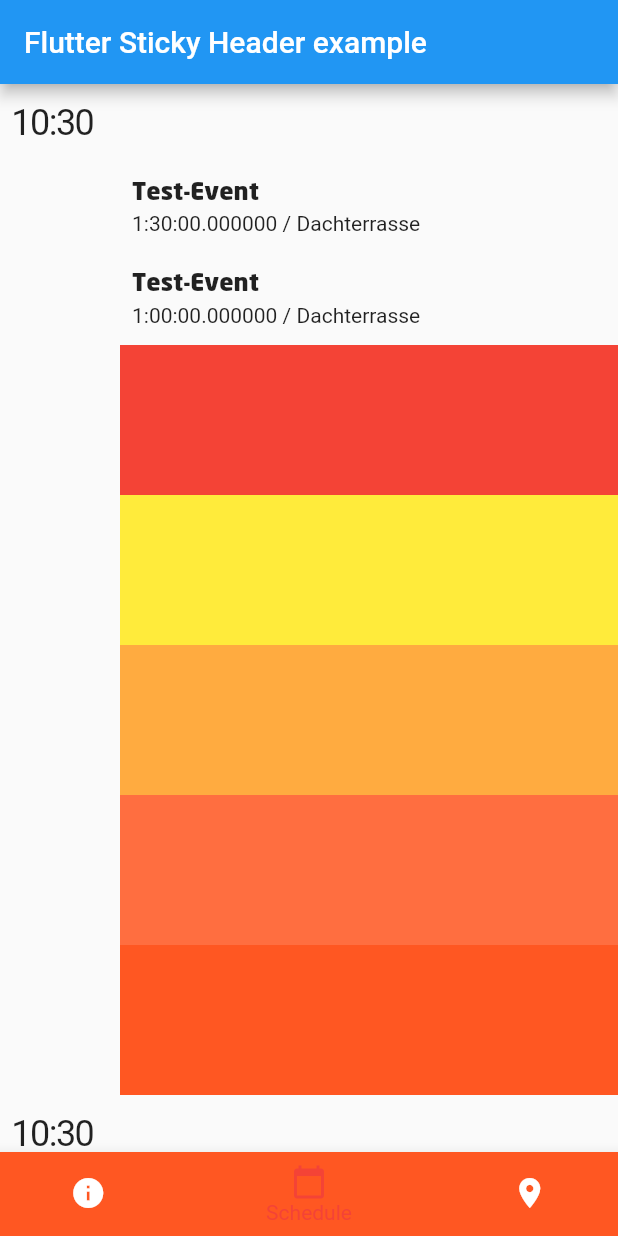
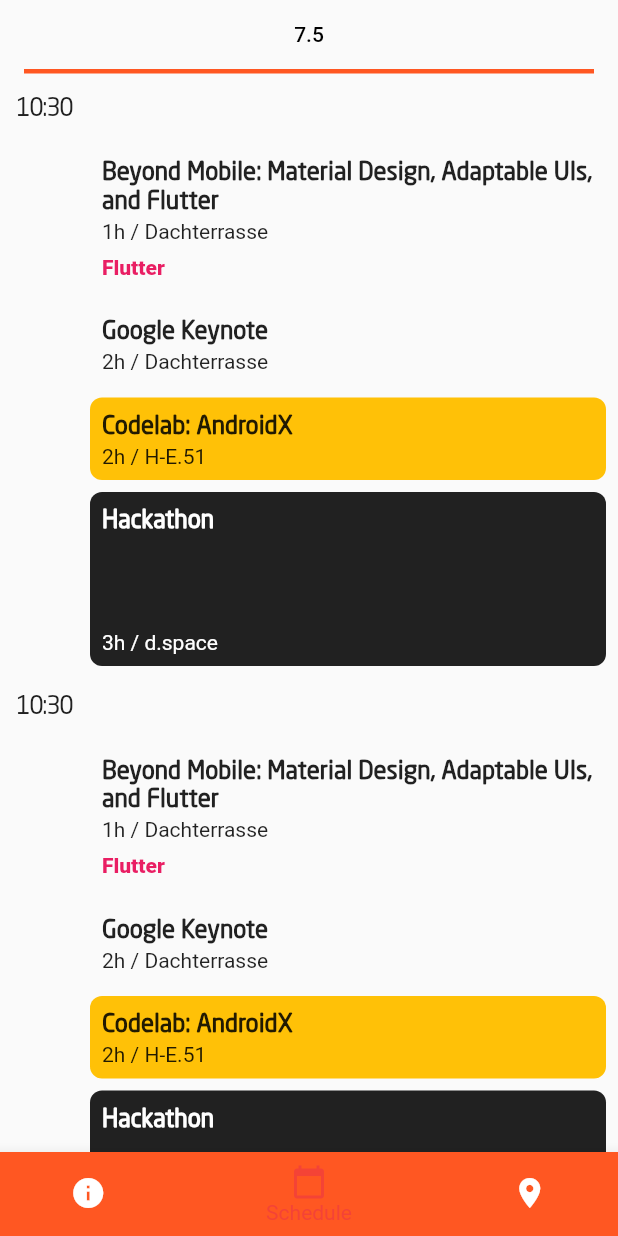
Before and after one commit to MarcelGarus/googleio, a Flutter app: the screen it shows after launch, item 2 of the bottom bar chosen, on a phone screen of 412 x 824 dp. Run offline on Flutter 3.47's test engine with Material 2 defaults, Android fonts, the phone set to English and light mode, and no system bars; our stand-ins replace flutter_sticky_header.

Commit message:
Improved schedule
Added HPI font.
Added models for codelab and hackathon, behaving differently in the schedule.

```diff
--- /dev/null
+++ b/app/lib/bloc/model.dart
@@ -0,0 +1,36 @@
+import 'model/events.dart';
+
+export 'model/events.dart';
+
+var kEvents = [
+  Session(
+    title: 'Google Keynote',
+    description: 'Learn about the latest product and platform innovations at '
+        'Google.',
+    start: DateTime(2019, DateTime.may, 7, 14, 10),
+    duration: Duration(hours: 2),
+    location: 'Dachterrasse',
+  ),
+  Codelab(
+    title: 'AndroidX',
+    start: DateTime(2019, DateTime.may, 7, 14, 10),
+    duration: Duration(hours: 2),
+    location: 'H-E.51',
+  ),
+  Session(
+    title: 'Beyond Mobile: Material Design, Adaptable UIs, and Flutter',
+    description: "The Material Components library has grown since Flutter's "
+        "launch. Learn what's new, how to use it with our iOS Design Language "
+        "library Cupertino, and how to apply it across varying screen sizes, "
+        "interaction models, and viewing distances.",
+    start: DateTime(2019, DateTime.may, 7, 14),
+    duration: Duration(hours: 1),
+    location: 'Dachterrasse',
+    tags: [SessionTag.flutter],
+  ),
+  Hackathon(
+    start: DateTime(2019, DateTime.may, 7, 16),
+    duration: Duration(hours: 3),
+    location: 'd.space',
+  ),
+];
--- a/app/lib/bloc/model/events.dart
+++ b/app/lib/bloc/model/events.dart
@@ -4,11 +4,25 @@ import 'package:flutter/foundation.dart';
 class Event {
   final DateTime start;
   final Duration duration;
+  final String location;
 
-  Event({
+  const Event({
     @required this.start,
     @required this.duration,
+    @required this.location,
   });
+
+  String get durationAndLocation {
+    String text = '';
+    if (duration.inHours > 0) {
+      text += '${duration.inHours}h ';
+    }
+    if (duration.inMinutes % 60 > 0) {
+      text += '${duration.inMinutes % 60}min ';
+    }
+    text += '/ ${this.location}';
+    return text;
+  }
 }
 
 class Session extends Event {
@@ -16,11 +30,33 @@ class Session extends Event {
   final String description;
   final List<SessionTag> tags;
 
-  Session({
+  const Session({
+    @required DateTime start,
+    @required Duration duration,
+    @required String location,
     @required this.title,
     @required this.description,
-    @required this.tags,
-  });
+    this.tags = const [],
+  }) : super(start: start, duration: duration, location: location);
 }
 
 enum SessionTag { android, ai, flutter }
+
+class Codelab extends Event {
+  final String title;
+
+  const Codelab({
+    @required DateTime start,
+    @required Duration duration,
+    @required String location,
+    @required this.title,
+  }) : super(start: start, duration: duration, location: location);
+}
+
+class Hackathon extends Event {
+  const Hackathon({
+    @required DateTime start,
+    @required Duration duration,
+    @required String location,
+  }) : super(start: start, duration: duration, location: location);
+}
--- a/app/lib/main.dart
+++ b/app/lib/main.dart
@@ -1,5 +1,6 @@
 import 'package:flutter/material.dart';
 
+import 'bloc/model.dart';
 import 'screens/info.dart';
 import 'screens/location.dart';
 import 'screens/schedule.dart';
@@ -13,7 +14,7 @@ class MyApp extends StatelessWidget {
     return MaterialApp(
       title: 'Google I/O 19 extended at HPI',
       theme: ThemeData(
-        primarySwatch: Colors.blue,
+        primarySwatch: Colors.red,
       ),
       home: MyHomePage(),
     );
@@ -65,9 +66,13 @@ class _MyHomePageState extends State<MyHomePage> {
       case 0:
         return InfoScreen();
       case 1:
-        return ScheduleScreen();
+        return ScheduleScreen(
+          events: kEvents,
+        );
       case 2:
         return LocationScreen();
+      default:
+        throw "There are only three tabs to show.";
     }
   }
 }
--- a/app/lib/screens/schedule.dart
+++ b/app/lib/screens/schedule.dart
@@ -1,56 +1,105 @@
 import 'package:flutter/material.dart';
 import 'package:flutter_sticky_header/flutter_sticky_header.dart';
 
-class ScheduleScreen extends StatelessWidget {
+import '../bloc/model.dart';
+import '../widgets/session.dart';
+import '../widgets/codelab.dart';
+import '../widgets/hackathon.dart';
+
+class ScheduleScreen extends StatefulWidget {
+  ScheduleScreen({@required this.events});
+
+  final List<Event> events;
+
+  _ScheduleScreenState createState() => _ScheduleScreenState();
+}
+
+class _ScheduleScreenState extends State<ScheduleScreen>
+    with SingleTickerProviderStateMixin {
+  List<DateTime> _days;
+  var _events = Map<DateTime, List<Event>>();
+  TabController _controller;
+
+  void initState() {
+    super.initState();
+
+    // Extract the days from all the events and put the sorted events into a
+    // map, containing the events of one day as values.
+    var days = <DateTime>{};
+    for (var event in widget.events) {
+      var moment = event.start;
+      var day = DateTime(moment.year, moment.month, moment.day);
+      days.add(day);
+      _events[day] = (_events[day] ?? [])..add(event);
+    }
+    _days = days.toList()..sort();
+    for (var entry in _events.entries) {
+      _events[entry.key] = entry.value
+        ..sort((a, b) => a.start.compareTo(b.start));
+    }
+
+    _controller = TabController(
+      initialIndex: 0,
+      length: _days.length,
+      vsync: this,
+    );
+  }
+
   Widget build(BuildContext context) {
-    return MainScreen();
+    return Scaffold(
+      appBar: TabBar(
+        controller: _controller,
+        labelPadding: EdgeInsets.only(top: MediaQuery.of(context).padding.top),
+        labelColor: Colors.black,
+        unselectedLabelColor: Colors.black54,
+        indicatorSize: TabBarIndicatorSize.tab,
+        indicatorPadding: const EdgeInsets.symmetric(horizontal: 16),
+        indicatorWeight: 3,
+        indicatorColor: Colors.deepOrange,
+        tabs: _days.map((day) => Tab(text: '${day.day}.${day.month}')).toList(),
+      ),
+      body: TabBarView(
+        controller: _controller,
+        children: _days.map((day) {
+          return DailySchedule(events: _events[day]);
+        }).toList(),
+      ),
+    );
   }
 }
 
-class MainScreen extends StatelessWidget {
-  @override
+class DailySchedule extends StatelessWidget {
+  DailySchedule({
+    this.events,
+  });
+
+  final List<Event> events;
+
   Widget build(BuildContext context) {
-    return Scaffold(
-      appBar: AppBar(title: Text('Flutter Sticky Header example')),
-      body: Builder(builder: (BuildContext context) {
     return CustomScrollView(
-          slivers: _buildSlivers(context),
-          //slivers: _buildSideHeaderGrids(context, 0, 5),
-        );
-      }),
-    );
-  }
-
-  List<Widget> _buildSlivers(BuildContext context) {
-    return List.generate(5, (sliverIndex) {
+      slivers: List.generate(5, (sliverIndex) {
         return SliverStickyHeader(
           overlapsContent: true,
           header: _buildSideTime(context, DateTime.now()),
           sliver: SliverPadding(
-          padding: EdgeInsets.only(left: 80),
+            padding: EdgeInsets.only(left: 60),
             sliver: SliverList(
-            delegate: SliverChildListDelegate([
-              EventInSchedule(
-                title: 'Test-Event',
-                location: 'Dachterrasse',
-                duration: Duration(hours: 1, minutes: 30),
-                onTap: () {},
-              ),
-              EventInSchedule(
-                title: 'Test-Event',
-                location: 'Dachterrasse',
-                onTap: () {},
-              ),
-              Container(color: Colors.red, height: 100),
-              Container(color: Colors.yellow, height: 100),
-              Container(color: Colors.orangeAccent, height: 100),
-              Container(color: Colors.deepOrangeAccent, height: 100),
-              Container(color: Colors.deepOrange, height: 100),
-            ]),
+              delegate: SliverChildListDelegate(events.map((event) {
+                if (event is Session) {
+                  return SessionInSchedule(session: event);
+                } else if (event is Codelab) {
+                  return CodelabInSchedule(codelab: event);
+                } else if (event is Hackathon) {
+                  return HackathonInSchedule(hackathon: event);
+                } else {
+                  return Container(color: Colors.red, height: 100);
+                }
+              }).toList()),
             ),
           ),
         );
-    });
+      }),
+    );
   }
 
   Widget _buildSideTime(BuildContext context, DateTime time) {
@@ -63,46 +112,16 @@ class MainScreen extends StatelessWidget {
 
     return Align(
       alignment: Alignment.centerLeft,
-      child: Padding(
+      child: Container(
+        width: 60,
+        alignment: Alignment.center,
         padding: const EdgeInsets.symmetric(horizontal: 8, vertical: 12),
-        child: Text(text, style: TextStyle(fontSize: 24, letterSpacing: -1)),
-      ),
-    );
-  }
-}
-
-class EventInSchedule extends StatelessWidget {
-  EventInSchedule({
-    @required this.title,
-    this.duration = const Duration(hours: 1),
-    @required this.location,
-    @required this.onTap,
-  });
-
-  final String title;
-  final Duration duration;
-  final String location;
-  final VoidCallback onTap;
-
-  Widget build(BuildContext context) {
-    return Container(
-      padding: const EdgeInsets.only(top: 4, bottom: 4, right: 8),
-      child: InkWell(
-        borderRadius: BorderRadius.circular(8),
-        onTap: onTap,
-        child: Container(
-          padding: const EdgeInsets.all(8),
-          child: Column(
-            mainAxisSize: MainAxisSize.min,
-            crossAxisAlignment: CrossAxisAlignment.start,
-            children: <Widget>[
-              Text(
-                title,
-                style: TextStyle(fontSize: 16, fontFamily: 'Signature'),
-              ),
-              SizedBox(height: 4),
-              Text('$duration / $location'),
-            ],
+        child: Text(
+          text,
+          style: TextStyle(
+            fontFamily: 'Signature',
+            fontSize: 16,
+            letterSpacing: -1,
           ),
         ),
       ),
--- /dev/null
+++ b/app/lib/screens/session.dart
@@ -0,0 +1,18 @@
+import 'package:flutter/material.dart';
+
+import '../bloc/model.dart';
+
+class SessionScreen extends StatelessWidget {
+  SessionScreen({@required this.session});
+
+  final Session session;
+
+  Widget build(BuildContext context) {
+    return Scaffold(
+      appBar: AppBar(
+        title: Text(session.title),
+      ),
+      body: Container(),
+    );
+  }
+}
--- /dev/null
+++ b/app/lib/widgets/codelab.dart
@@ -0,0 +1,25 @@
+import 'package:flutter/material.dart';
+
+import '../bloc/model.dart';
+import 'schedule.dart';
+
+class CodelabInSchedule extends StatelessWidget {
+  CodelabInSchedule({@required this.codelab});
+
+  final Codelab codelab;
+
+  Widget build(BuildContext context) {
+    return EventInSchedule(
+      color: Colors.amber,
+      child: Column(
+        mainAxisSize: MainAxisSize.min,
+        crossAxisAlignment: CrossAxisAlignment.start,
+        children: <Widget>[
+          Text('Codelab: ${codelab.title}', style: scheduleTitleStyle),
+          SizedBox(height: 4),
+          Text(codelab.durationAndLocation),
+        ],
+      ),
+    );
+  }
+}
--- /dev/null
+++ b/app/lib/widgets/hackathon.dart
@@ -0,0 +1,34 @@
+import 'package:flutter/material.dart';
+
+import '../bloc/model.dart';
+import 'schedule.dart';
+
+class HackathonInSchedule extends StatelessWidget {
+  HackathonInSchedule({@required this.hackathon});
+
+  final Hackathon hackathon;
+
+  Widget build(BuildContext context) {
+    return EventInSchedule(
+      color: Colors.black87,
+      onTap: () {},
+      child: SizedBox(
+        height: 100,
+        child: Column(
+          crossAxisAlignment: CrossAxisAlignment.start,
+          children: <Widget>[
+            Text(
+              'Hackathon',
+              style: scheduleTitleStyle.copyWith(color: Colors.white),
+            ),
+            Spacer(),
+            Text(
+              hackathon.durationAndLocation,
+              style: TextStyle(color: Colors.white),
+            ),
+          ],
+        ),
+      ),
+    );
+  }
+}
--- /dev/null
+++ b/app/lib/widgets/schedule.dart
@@ -0,0 +1,34 @@
+import 'package:flutter/material.dart';
+
+class EventInSchedule extends StatelessWidget {
+  EventInSchedule({
+    this.color,
+    this.onTap,
+    @required this.child,
+  });
+
+  final Color color;
+  final VoidCallback onTap;
+  final Widget child;
+
+  Widget build(BuildContext context) {
+    return Container(
+      padding: const EdgeInsets.only(top: 4, bottom: 4, right: 8),
+      child: Material(
+        color: color,
+        borderRadius: BorderRadius.circular(8),
+        child: InkWell(
+          borderRadius: BorderRadius.circular(8),
+          onTap: onTap,
+          child: Padding(padding: const EdgeInsets.all(8), child: child),
+        ),
+      ),
+    );
+  }
+}
+
+const scheduleTitleStyle = TextStyle(
+  fontSize: 16,
+  fontFamily: 'Signature',
+  fontWeight: FontWeight.w600,
+);
--- /dev/null
+++ b/app/lib/widgets/session.dart
@@ -0,0 +1,59 @@
+import 'package:flutter/material.dart';
+
+import '../bloc/model.dart';
+import '../screens/session.dart';
+import 'schedule.dart';
+
+class SessionInSchedule extends StatelessWidget {
+  SessionInSchedule({@required this.session});
+
+  final Session session;
+
+  Widget build(BuildContext context) {
+    return EventInSchedule(
+      onTap: () => Navigator.of(context).push(MaterialPageRoute(
+            builder: (ctx) => SessionScreen(session: session),
+          )),
+      child: Column(
+        mainAxisSize: MainAxisSize.min,
+        crossAxisAlignment: CrossAxisAlignment.start,
+        children: <Widget>[
+          Text(session.title, style: scheduleTitleStyle),
+          SizedBox(height: 4),
+          Text(session.durationAndLocation),
+          Wrap(
+              children: session.tags.map((tag) {
+            switch (tag) {
+              case SessionTag.ai:
+                return SessionTagLabel(label: 'AI', color: Colors.purple);
+              case SessionTag.android:
+                return SessionTagLabel(label: 'Android', color: Colors.green);
+              case SessionTag.flutter:
+                return SessionTagLabel(label: 'Flutter', color: Colors.pink);
+            }
+          }).toList()),
+        ],
+      ),
+    );
+  }
+}
+
+class SessionTagLabel extends StatelessWidget {
+  SessionTagLabel({
+    @required this.label,
+    @required this.color,
+  });
+
+  final String label;
+  final Color color;
+
+  Widget build(BuildContext context) {
+    return Padding(
+      padding: const EdgeInsets.only(top: 8, right: 8),
+      child: Text(
+        label,
+        style: TextStyle(color: color, fontWeight: FontWeight.w800),
+      ),
+    );
+  }
+}
```
Also changed, not shown: app/assets/NeoSans.ttf, app/assets/NeoSansBlack.ttf (added). Lines whose indentation alone changed are shown as unchanged.
